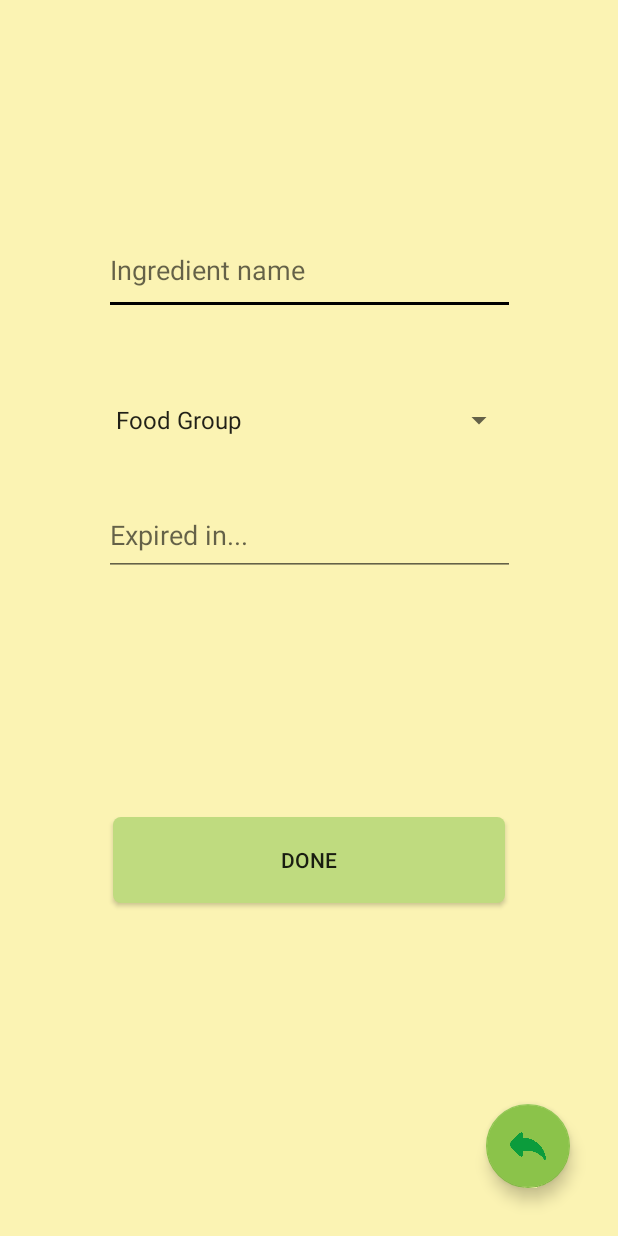
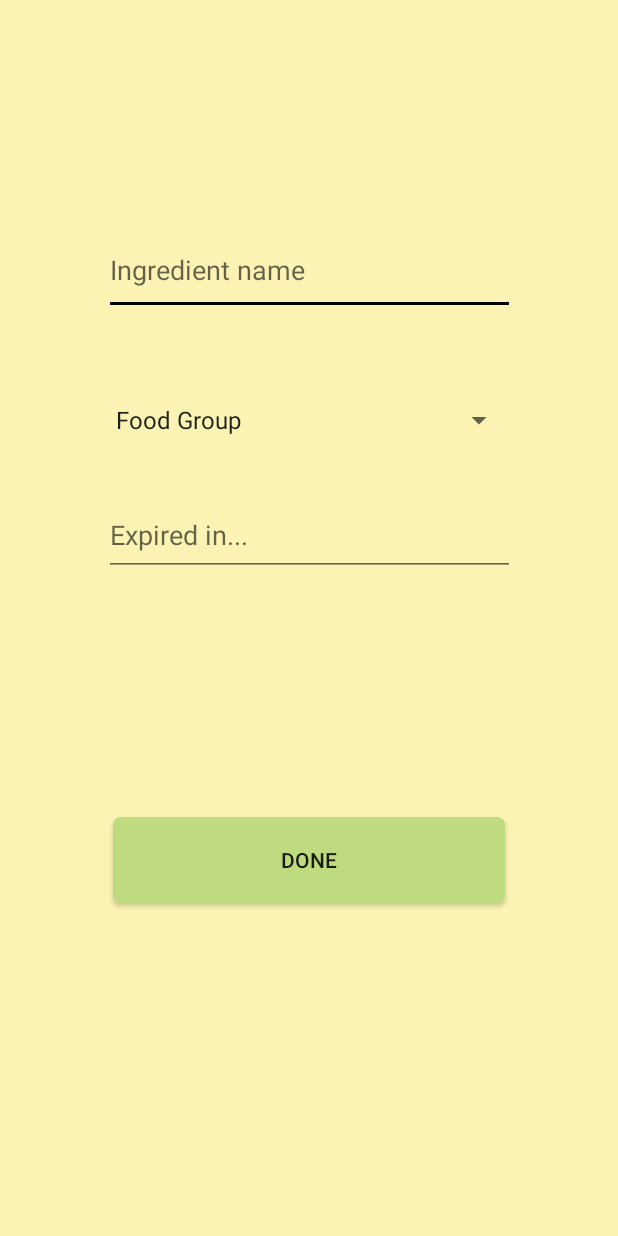
Before and after one commit to elleizar/fridgeful, an Android app: the IngredientActivity screen opened directly, with no data from a screen before it, on a phone screen of 412 x 824 dp. Run offline under Robolectric (Android 15) with nearby library versions, the phone set to English and light mode, and no system bars; Roboto replaces fonts that are not available here.

Commit message:
Final changes

```diff
--- a/app/src/main/res/layout/activity_ingredient.xml
+++ b/app/src/main/res/layout/activity_ingredient.xml
@@ -78,22 +78,5 @@
         app:layout_constraintStart_toStartOf="parent"
         app:layout_constraintTop_toBottomOf="@+id/exp" />
 
-    <com.google.android.material.floatingactionbutton.FloatingActionButton
-        android:id="@+id/back"
-        android:layout_width="wrap_content"
-        android:layout_height="wrap_content"
-        android:layout_gravity="bottom|end"
-        android:layout_marginEnd="32dp"
-        android:layout_marginRight="32dp"
-        android:layout_marginBottom="32dp"
-        android:clickable="true"
-        android:focusable="true"
-        android:onClick="onClick"
-        app:backgroundTint="#8BC34A"
-        app:layout_constraintBottom_toBottomOf="parent"
-        app:layout_constraintEnd_toEndOf="parent"
-        app:layout_constraintHorizontal_bias="1.0"
-        app:layout_constraintStart_toStartOf="parent"
-        app:srcCompat="@drawable/back" />
 
 </androidx.constraintlayout.widget.ConstraintLayout>
--- a/app/src/main/res/values/strings.xml
+++ b/app/src/main/res/values/strings.xml
@@ -31,4 +31,6 @@
     <string name="start">START</string>
     <string name="password">Password</string>
     <string name="todo">TODO</string>
+    <string name="r22">Balanced - includes all food groups. Misses an Ingredient that will Expires in 5 Day</string>
+    <string name="r11">Covers 4 Food Groups - Missing Dairy. Uses All the Ingredients that Expires in 1 Days from Today</string>
 </resources>
```
Also changed, not shown: app/src/main/java/com/example/fridge/Fridge.java (+7 -1 lines), app/src/main/res/layout/activity_rec_list.xml (+36 -3 lines), 4 other files.
